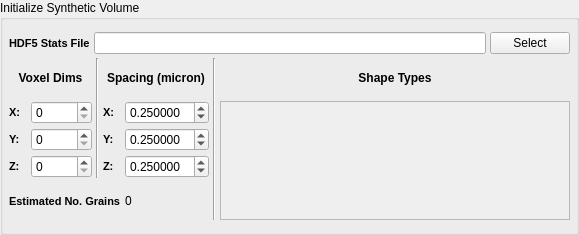
Old version of the form Source/FilterWidgets/DREAM3DLib/SyntheticBuildingFiltersWidgets/QInitializeSyntheticVolumeWidget.ui in the repository BlueQuartzSoftware/DREAM3D.
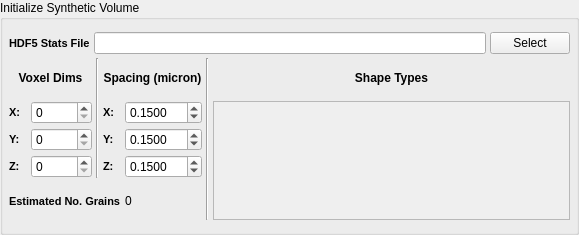
New version of the form. Custom widgets are drawn as their Qt base class.

Commit message: Setting the default values to be what is from the actual filter.

Patch:
```diff
--- a/Source/FilterWidgets/DREAM3DLib/SyntheticBuildingFiltersWidgets/QInitializeSyntheticVolumeWidget.ui
+++ b/Source/FilterWidgets/DREAM3DLib/SyntheticBuildingFiltersWidgets/QInitializeSyntheticVolumeWidget.ui
@@ -139,39 +139,48 @@
      <item row="1" column="4">
       <widget class="QDoubleSpinBox" name="m_XResolution">
        <property name="decimals">
-        <number>6</number>
+        <number>4</number>
+       </property>
+       <property name="maximum">
+        <double>999.990000000000009</double>
        </property>
        <property name="singleStep">
         <double>0.250000000000000</double>
        </property>
        <property name="value">
-        <double>0.250000000000000</double>
+        <double>0.150000000000000</double>
        </property>
       </widget>
      </item>
      <item row="2" column="4">
       <widget class="QDoubleSpinBox" name="m_YResolution">
        <property name="decimals">
-        <number>6</number>
+        <number>4</number>
+       </property>
+       <property name="maximum">
+        <double>999.990000000000009</double>
        </property>
        <property name="singleStep">
         <double>0.250000000000000</double>
        </property>
        <property name="value">
-        <double>0.250000000000000</double>
+        <double>0.150000000000000</double>
        </property>
       </widget>
      </item>
      <item row="3" column="4">
       <widget class="QDoubleSpinBox" name="m_ZResolution">
        <property name="decimals">
-        <number>6</number>
+        <number>4</number>
+       </property>
+       <property name="maximum">
+        <double>999.990000000000009</double>
        </property>
        <property name="singleStep">
         <double>0.250000000000000</double>
        </property>
        <property name="value">
-        <double>0.250000000000000</double>
+        <double>0.150000000000000</double>
        </property>
       </widget>
      </item>
@@ -191,7 +200,7 @@
          <rect>
           <x>0</x>
           <y>0</y>
-          <width>302</width>
+          <width>310</width>
           <height>121</height>
          </rect>
         </property>
```
Left out of the diff: 10 changed lines with no effect on the pictures.
